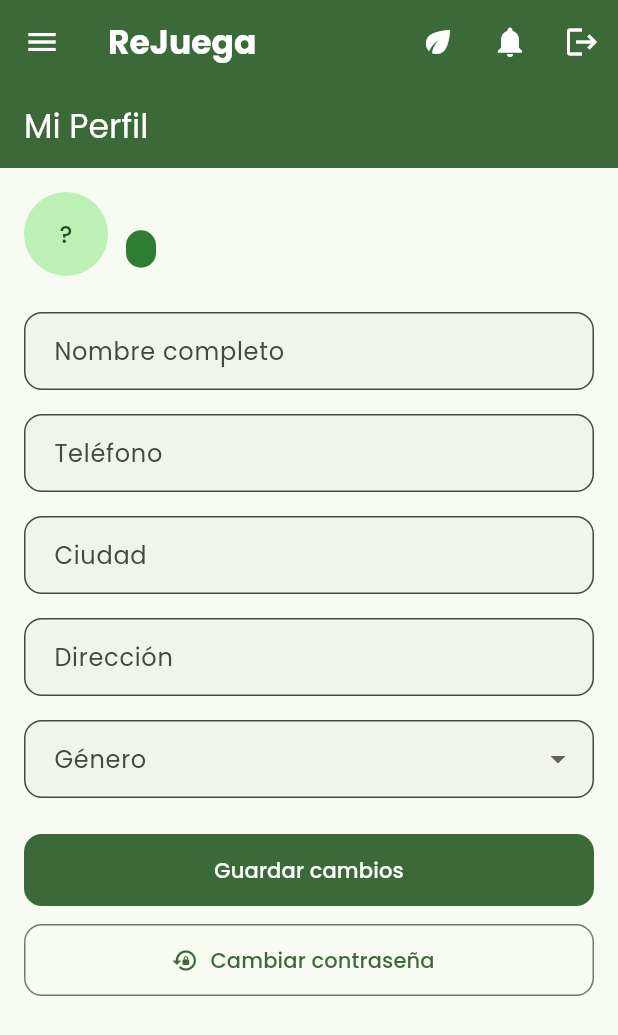
After one commit to JoseReyesR/ReJuega, a Flutter app: the ProfileScreen screen opened by its route, on a phone screen of 412 x 824 dp. The commit adds this screen. Shown: the top 1035 px of the screen. Run offline on Flutter 3.47's test engine with Material 3 defaults, Android fonts, the phone set to English and light mode, and no system bars; our stand-ins replace cached_network_image, cloud_firestore, dio, firebase_auth, firebase_core, flutter_riverpod and 3 more; accounts and stored records are empty; network calls fail.

Commit message:
flutter: mis donaciones con trazabilidad expandible y editar/eliminar en pendiente, mi perfil con cambio de contrasena"

```diff
--- a/rejuega_flutter/lib/core/router/app_router.dart
+++ b/rejuega_flutter/lib/core/router/app_router.dart
@@ -3,6 +3,7 @@ import 'package:firebase_auth/firebase_auth.dart';
 import 'package:flutter/material.dart';
 import 'package:go_router/go_router.dart';
 import 'package:flutter_riverpod/flutter_riverpod.dart';
+import '../../data/models/app_models.dart';
 import '../../presentation/layouts/shell_layout.dart';
 import '../../presentation/screens/home/home_screen.dart';
 import '../../presentation/screens/test/connectivity_test_screen.dart';
@@ -12,6 +13,9 @@ import '../../presentation/screens/login/register_screen.dart';
 import '../../presentation/screens/splash/splash_screen.dart';
 import '../../presentation/screens/campaign/campaign_detail_screen.dart';
 import '../../presentation/screens/donation/register_toy_screen.dart';
+import '../../presentation/screens/donation/my_donations_screen.dart';
+import '../../presentation/screens/donation/edit_donation_screen.dart';
+import '../../presentation/screens/profile/profile_screen.dart';
 import '../../presentation/screens/notification/notification_screen.dart';
 import '../../presentation/screens/impact/mi_huella_ecologica_screen.dart';
 import '../../presentation/screens/impact/impacto_ambiental_screen.dart';
@@ -28,6 +32,9 @@ class AppRoutes {
   static const String dataTest = '/datatest';
   static const String campaignDetail = '/campaign/:id';
   static const String donar = '/donar/:campaignId';
+  static const String misDonaciones = '/mis-donaciones';
+  static const String editarDonacion = '/editar-donacion/:id';
+  static const String perfil = '/perfil';
   static const String notificaciones = '/notificaciones';
   static const String huella = '/huella';
   static const String impacto = '/impacto';
@@ -117,6 +124,23 @@ final goRouterProvider = Provider<GoRouter>((ref) {
             },
           ),
           GoRoute(
+            path: AppRoutes.misDonaciones,
+            name: 'misDonaciones',
+            builder: (context, state) => const MyDonationsScreen(),
+          ),
+          GoRoute(
+            path: AppRoutes.editarDonacion,
+            name: 'editarDonacion',
+            builder: (context, state) => EditDonationScreen(
+              donacion: state.extra as DonationModel,
+            ),
+          ),
+          GoRoute(
+            path: AppRoutes.perfil,
+            name: 'perfil',
+            builder: (context, state) => const ProfileScreen(),
+          ),
+          GoRoute(
             path: AppRoutes.notificaciones,
             name: 'notificaciones',
             builder: (context, state) => const NotificationScreen(),
--- /dev/null
+++ b/rejuega_flutter/lib/presentation/screens/profile/profile_screen.dart
@@ -0,0 +1,219 @@
+// (nuevo) Mi Perfil: datos editables + rol de solo lectura + cambio de contraseña.
+import 'package:firebase_auth/firebase_auth.dart';
+import 'package:flutter/material.dart';
+import 'package:flutter_riverpod/flutter_riverpod.dart';
+import '../../../core/theme/app_colors.dart';
+import '../../../data/models/user_model.dart';
+import '../../../state/auth_providers.dart';
+
+class ProfileScreen extends ConsumerStatefulWidget {
+  const ProfileScreen({super.key});
+
+  @override
+  ConsumerState<ProfileScreen> createState() => _ProfileScreenState();
+}
+
+class _ProfileScreenState extends ConsumerState<ProfileScreen> {
+  final _formKey = GlobalKey<FormState>();
+  final _nombreCtrl = TextEditingController();
+  final _telefonoCtrl = TextEditingController();
+  final _ciudadCtrl = TextEditingController();
+  final _direccionCtrl = TextEditingController();
+  String _genero = '';
+  bool _isLoading = false;
+  bool _prefilled = false;
+
+  @override
+  void initState() {
+    super.initState();
+    // (nuevo) Prefill cuando el perfil ya está disponible.
+    WidgetsBinding.instance.addPostFrameCallback((_) => _prefill());
+  }
+
+  void _prefill() {
+    if (_prefilled) return;
+    final p = ref.read(currentUserProvider).value;
+    if (p == null) return;
+    setState(() {
+      _nombreCtrl.text = p.nombre;
+      _telefonoCtrl.text = p.telefono;
+      _ciudadCtrl.text = p.ciudad;
+      _direccionCtrl.text = p.direccion;
+      _genero = p.genero;
+      _prefilled = true;
+    });
+  }
+
+  Future<void> _guardar() async {
+    if (!_formKey.currentState!.validate()) return;
+    final actual = ref.read(currentUserProvider).value;
+    if (actual == null) return;
+
+    setState(() => _isLoading = true);
+
+    final actualizado = UserModel(
+      uid: actual.uid,
+      nombre: _nombreCtrl.text.trim(),
+      correo: actual.correo,
+      rol: actual.rol,
+      direccion: _direccionCtrl.text.trim(),
+      telefono: _telefonoCtrl.text.trim(),
+      ciudad: _ciudadCtrl.text.trim(),
+      genero: _genero,
+    );
+
+    try {
+      await ref.read(authServiceProvider).actualizarPerfil(actualizado);
+      if (!mounted) return;
+      setState(() => _isLoading = false);
+      ScaffoldMessenger.of(context).showSnackBar(
+        const SnackBar(content: Text('Perfil actualizado ✅')),
+      );
+    } catch (e) {
+      if (!mounted) return;
+      setState(() => _isLoading = false);
+      ScaffoldMessenger.of(context).showSnackBar(
+        SnackBar(content: Text('Error al guardar: $e')),
+      );
+    }
+  }
+
+  // (nuevo) Cambio de contraseña vía email de Firebase Auth (igual que Kotlin).
+  Future<void> _cambiarContrasena() async {
+    final correo = ref.read(currentUserProvider).value?.correo;
+    if (correo == null || correo.isEmpty) return;
+    try {
+      await FirebaseAuth.instance.sendPasswordResetEmail(email: correo);
+      if (!mounted) return;
+      ScaffoldMessenger.of(context).showSnackBar(
+        SnackBar(content: Text('Te enviamos un correo a $correo para restablecer tu contraseña.')),
+      );
+    } catch (e) {
+      if (!mounted) return;
+      ScaffoldMessenger.of(context).showSnackBar(
+        SnackBar(content: Text('Error al enviar correo: $e')),
+      );
+    }
+  }
+
+  @override
+  void dispose() {
+    _nombreCtrl.dispose();
+    _telefonoCtrl.dispose();
+    _ciudadCtrl.dispose();
+    _direccionCtrl.dispose();
+    super.dispose();
+  }
+
+  @override
+  Widget build(BuildContext context) {
+    final perfilAsync = ref.watch(currentUserProvider);
+    final perfil = perfilAsync.value;
+
+    // (nuevo) Si el perfil llega después del primer frame, prefill reactivo.
+    if (perfil != null && !_prefilled) {
+      WidgetsBinding.instance.addPostFrameCallback((_) => _prefill());
+    }
+
+    return Scaffold(
+      appBar: AppBar(title: const Text('Mi Perfil')),
+      body: Form(
+        key: _formKey,
+        child: ListView(
+          padding: const EdgeInsets.all(16),
+          children: [
+            // (nuevo) Cabecera con rol.
+            Row(
+              children: [
+                CircleAvatar(
+                  radius: 28,
+                  child: Text(
+                    (perfil?.nombre.isNotEmpty == true)
+                        ? perfil!.nombre[0].toUpperCase()
+                        : '?',
+                  ),
+                ),
+                const SizedBox(width: 12),
+                Column(
+                  crossAxisAlignment: CrossAxisAlignment.start,
+                  children: [
+                    Text(perfil?.correo ?? '',
+                        style: Theme.of(context).textTheme.bodySmall),
+                    const SizedBox(height: 4),
+                    Container(
+                      padding: const EdgeInsets.symmetric(
+                          horizontal: 10, vertical: 4),
+                      decoration: BoxDecoration(
+                        color: AppColors.colorForRol(perfil?.rol ?? 'Donante'),
+                        borderRadius: BorderRadius.circular(12),
+                      ),
+                      child: Text(perfil?.rol ?? 'Donante',
+                          style: const TextStyle(
+                              color: Colors.white, fontSize: 12)),
+                    ),
+                  ],
+                ),
+              ],
+            ),
+            const SizedBox(height: 24),
+
+            TextFormField(
+              controller: _nombreCtrl,
+              decoration: const InputDecoration(labelText: 'Nombre completo'),
+              validator: (v) =>
+                  (v == null || v.trim().length < 3) ? 'Ingresa tu nombre' : null,
+            ),
+            const SizedBox(height: 16),
+            TextFormField(
+              controller: _telefonoCtrl,
+              keyboardType: TextInputType.phone,
+              decoration: const InputDecoration(labelText: 'Teléfono'),
+            ),
+            const SizedBox(height: 16),
+            TextFormField(
+              controller: _ciudadCtrl,
+              decoration: const InputDecoration(labelText: 'Ciudad'),
+            ),
+            const SizedBox(height: 16),
+            TextFormField(
+              controller: _direccionCtrl,
+              decoration: const InputDecoration(labelText: 'Dirección'),
+            ),
+            const SizedBox(height: 16),
+            DropdownButtonFormField<String>(
+              value: _genero.isEmpty ? null : _genero,
+              decoration: const InputDecoration(labelText: 'Género'),
+              items: const [
+                DropdownMenuItem(value: 'Femenino', child: Text('Femenino')),
+                DropdownMenuItem(value: 'Masculino', child: Text('Masculino')),
+                DropdownMenuItem(value: 'Otro', child: Text('Otro')),
+                DropdownMenuItem(
+                    value: 'Prefiero no decir',
+                    child: Text('Prefiero no decir')),
+              ],
+              onChanged: (v) => setState(() => _genero = v ?? ''),
+            ),
+            const SizedBox(height: 24),
+
+            FilledButton(
+              onPressed: _isLoading ? null : _guardar,
+              child: _isLoading
+                  ? const SizedBox(
+                      width: 20, height: 20,
+                      child: CircularProgressIndicator(
+                          strokeWidth: 2, color: Colors.white),
+                    )
+                  : const Text('Guardar cambios'),
+            ),
+            const SizedBox(height: 12),
+            OutlinedButton.icon(
+              onPressed: _cambiarContrasena,
+              icon: const Icon(Icons.lock_reset),
+              label: const Text('Cambiar contraseña'),
+            ),
+          ],
+        ),
+      ),
+    );
+  }
+}
--- a/rejuega_flutter/lib/presentation/widgets/app_drawer.dart
+++ b/rejuega_flutter/lib/presentation/widgets/app_drawer.dart
@@ -103,6 +103,16 @@ class AppDrawer extends ConsumerWidget {
                     child: Text('MI ESPACIO', style: TextStyle(fontSize: 12, color: Colors.grey)),
                   ),
                   ListTile(
+                    leading: const Icon(Icons.volunteer_activism),
+                    title: const Text('Mis Donaciones'),
+                    onTap: () { Navigator.pop(context); context.go(AppRoutes.misDonaciones); },
+                  ),
+                  ListTile(
+                    leading: const Icon(Icons.person),
+                    title: const Text('Mi Perfil'),
+                    onTap: () { Navigator.pop(context); context.go(AppRoutes.perfil); },
+                  ),
+                  ListTile(
                     leading: const Icon(Icons.eco),
                     title: const Text('Mi Huella Ecológica'),
                     onTap: () { Navigator.pop(context); context.go(AppRoutes.huella); },
```
Also changed, not shown: rejuega_flutter/lib/data/repositories/donation_repository.dart (+11 -0 lines), rejuega_flutter/lib/data/services/auth_service.dart (+26 -0 lines), rejuega_flutter/lib/data/services/node_api.dart (+7 -0 lines), rejuega_flutter/lib/presentation/screens/donation/edit_donation_screen.dart (added, +148 -0 lines), rejuega_flutter/lib/presentation/screens/donation/my_donations_screen.dart (added, +289 -0 lines).
